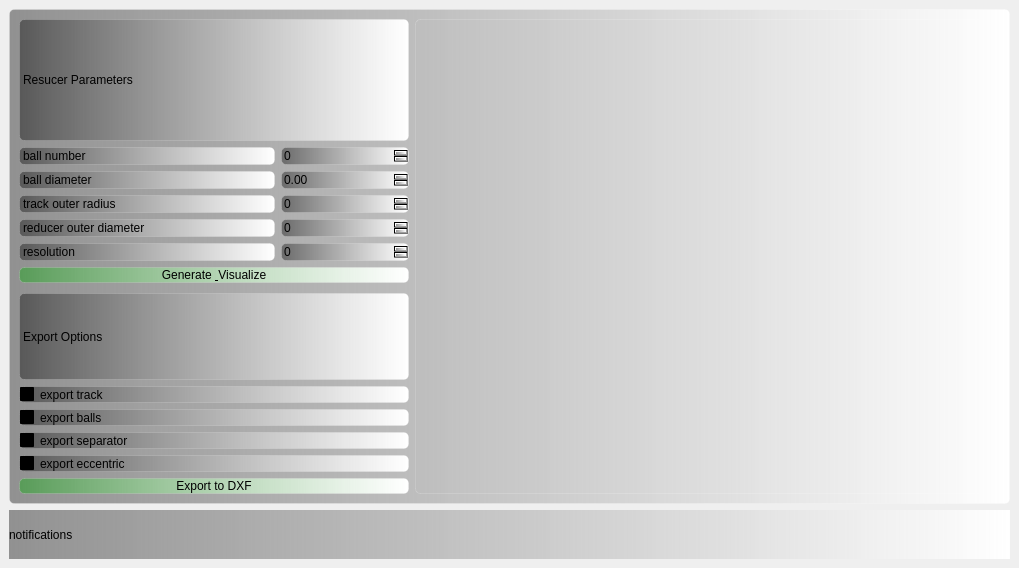
This is ui/main_window.ui in Roman-Sokolov-V/wave-reducer-calculator as Qt 5 draws it before an edit. The edited form follows.
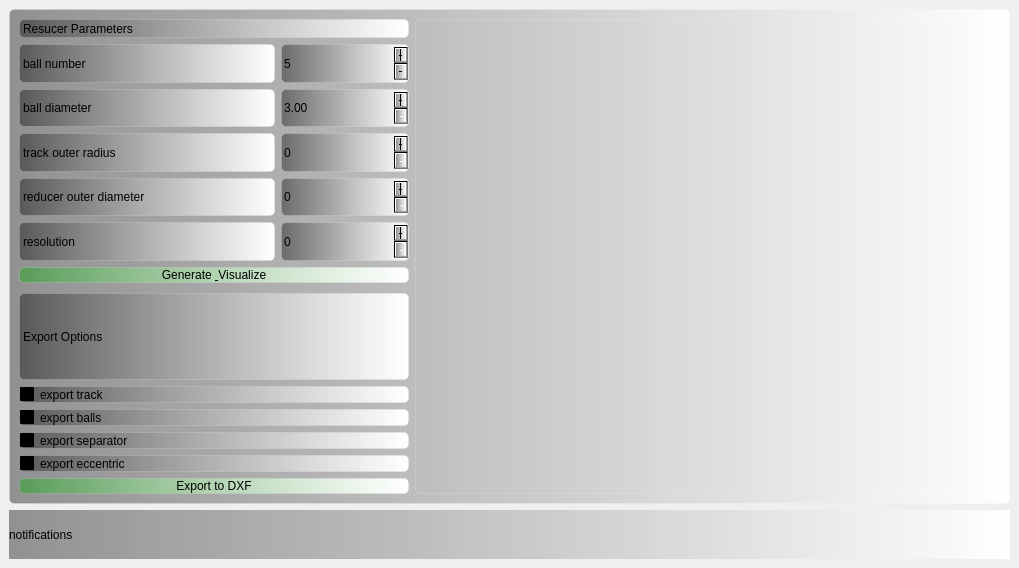
This is the edited form.

Patch:
```diff
--- a/ui/main_window.ui
+++ b/ui/main_window.ui
@@ -51,7 +51,7 @@
                 <number>4</number>
                </property>
                <item>
-                <layout class="QVBoxLayout" name="verticalLayout" stretch="1,1,1,1,1,1">
+                <layout class="QVBoxLayout" name="verticalLayout" stretch="1,2,2,2,2,2">
                  <item>
                   <widget class="QLabel" name="label_15">
                    <property name="styleSheet">
@@ -75,7 +75,38 @@
                     </widget>
                    </item>
                    <item>
-                    <widget class="QSpinBox" name="ball_number"/>
+                    <widget class="QSpinBox" name="ball_number">
+                     <property name="sizePolicy">
+                      <sizepolicy hsizetype="Minimum" vsizetype="Minimum">
+                       <horstretch>0</horstretch>
+                       <verstretch>0</verstretch>
+                      </sizepolicy>
+                     </property>
+                     <property name="mouseTracking">
+                      <bool>false</bool>
+                     </property>
+                     <property name="wrapping">
+                      <bool>false</bool>
+                     </property>
+                     <property name="frame">
+                      <bool>true</bool>
+                     </property>
+                     <property name="alignment">
+                      <set>Qt::AlignmentFlag::AlignLeading|Qt::AlignmentFlag::AlignLeft|Qt::AlignmentFlag::AlignVCenter</set>
+                     </property>
+                     <property name="buttonSymbols">
+                      <enum>QAbstractSpinBox::ButtonSymbols::PlusMinus</enum>
+                     </property>
+                     <property name="showGroupSeparator" stdset="0">
+                      <bool>false</bool>
+                     </property>
+                     <property name="minimum">
+                      <number>2</number>
+                     </property>
+                     <property name="value">
+                      <number>5</number>
+                     </property>
+                    </widget>
                    </item>
                   </layout>
                  </item>
@@ -92,7 +123,23 @@
                     </widget>
                    </item>
                    <item>
-                    <widget class="QDoubleSpinBox" name="ball_diameter"/>
+                    <widget class="QDoubleSpinBox" name="ball_diameter">
+                     <property name="sizePolicy">
+                      <sizepolicy hsizetype="Minimum" vsizetype="Minimum">
+                       <horstretch>0</horstretch>
+                       <verstretch>0</verstretch>
+                      </sizepolicy>
+                     </property>
+                     <property name="buttonSymbols">
+                      <enum>QAbstractSpinBox::ButtonSymbols::PlusMinus</enum>
+                     </property>
+                     <property name="minimum">
+                      <double>3.000000000000000</double>
+                     </property>
+                     <property name="singleStep">
+                      <double>0.100000000000000</double>
+                     </property>
+                    </widget>
                    </item>
                   </layout>
                  </item>
@@ -109,7 +156,26 @@
                     </widget>
                    </item>
                    <item>
-                    <widget class="QSpinBox" name="track_outer_radius"/>
+                    <widget class="QSpinBox" name="track_outer_radius">
+                     <property name="sizePolicy">
+                      <sizepolicy hsizetype="Minimum" vsizetype="Minimum">
+                       <horstretch>0</horstretch>
+                       <verstretch>0</verstretch>
+                      </sizepolicy>
+                     </property>
+                     <property name="buttonSymbols">
+                      <enum>QAbstractSpinBox::ButtonSymbols::PlusMinus</enum>
+                     </property>
+                     <property name="minimum">
+                      <number>0</number>
+                     </property>
+                     <property name="stepType">
+                      <enum>QAbstractSpinBox::StepType::DefaultStepType</enum>
+                     </property>
+                     <property name="value">
+                      <number>0</number>
+                     </property>
+                    </widget>
                    </item>
                   </layout>
                  </item>
@@ -126,7 +192,23 @@
                     </widget>
                    </item>
                    <item>
-                    <widget class="QSpinBox" name="reducer_outer_diameter"/>
+                    <widget class="QSpinBox" name="reducer_outer_diameter">
+                     <property name="sizePolicy">
+                      <sizepolicy hsizetype="Minimum" vsizetype="Minimum">
+                       <horstretch>0</horstretch>
+                       <verstretch>0</verstretch>
+                      </sizepolicy>
+                     </property>
+                     <property name="buttonSymbols">
+                      <enum>QAbstractSpinBox::ButtonSymbols::PlusMinus</enum>
+                     </property>
+                     <property name="minimum">
+                      <number>0</number>
+                     </property>
+                     <property name="value">
+                      <number>0</number>
+                     </property>
+                    </widget>
                    </item>
                   </layout>
                  </item>
@@ -144,9 +226,18 @@
                    </item>
                    <item>
                     <widget class="QSpinBox" name="resolution">
+                     <property name="sizePolicy">
+                      <sizepolicy hsizetype="Minimum" vsizetype="Minimum">
+                       <horstretch>0</horstretch>
+                       <verstretch>0</verstretch>
+                      </sizepolicy>
+                     </property>
                      <property name="styleSheet">
                       <string notr="true">background-color: qlineargradient(spread:pad, x1:0, y1:0, x2:1, y2:0, stop:0 rgba(0, 0, 0, 100), stop:1 rgba(255, 255, 255, 255));</string>
                      </property>
+                     <property name="buttonSymbols">
+                      <enum>QAbstractSpinBox::ButtonSymbols::PlusMinus</enum>
+                     </property>
                     </widget>
                    </item>
                   </layout>
```
